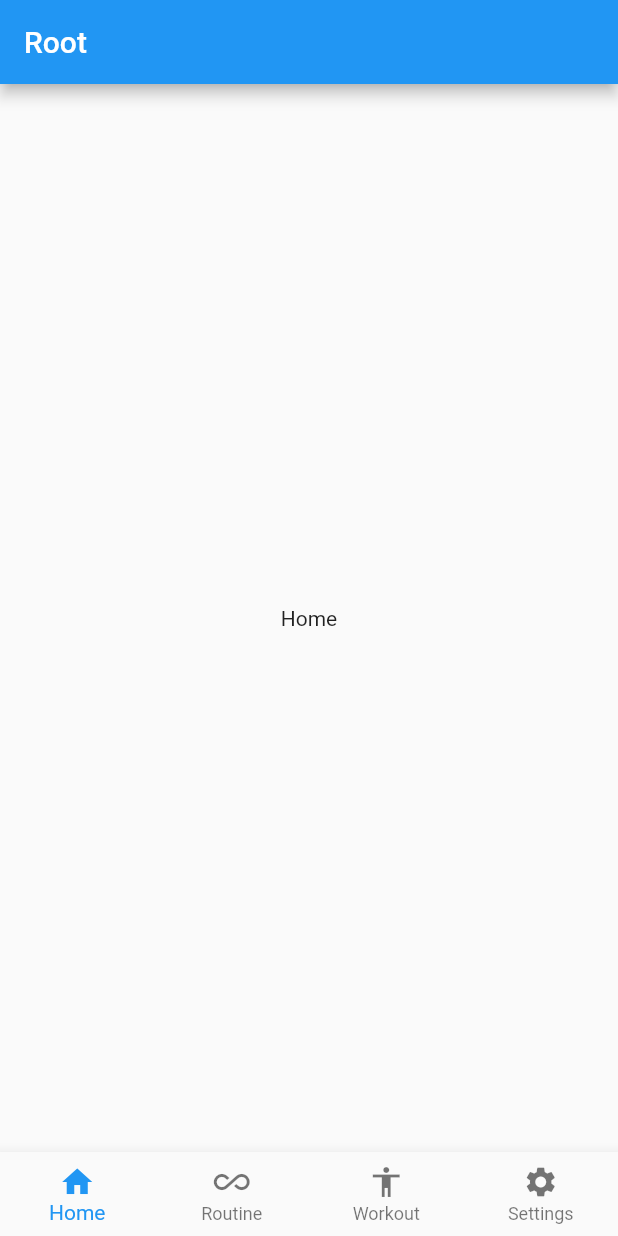
After one commit to MoonEunki/roufit, a Flutter app: the screen it shows after launch, on a phone screen of 412 x 824 dp. The commit adds this screen. Run offline on Flutter 3.47's test engine with Material 2 defaults, Android fonts, the phone set to English and light mode, and no system bars; our stand-ins replace get.

Commit message:
폴더구조 변경

```diff
--- /dev/null
+++ b/lib/src/controller/root_controller.dart
@@ -0,0 +1,11 @@
+import 'package:get/get.dart';
+
+class RootController extends GetxController {
+  RxInt rootPageIndex = 0.obs;
+  void changeRootPageIndex(int index) {
+    print(index);
+    rootPageIndex.value = index;
+  }
+  // rootPageIndex.value = index 대신
+  // rootPageIndex(index) 이렇게해도되는듯?
+}
--- /dev/null
+++ b/lib/src/pages/home/home.dart
@@ -0,0 +1,14 @@
+import 'package:flutter/material.dart';
+
+class Home extends StatelessWidget {
+  const Home({Key? key}) : super(key: key);
+
+  @override
+  Widget build(BuildContext context) {
+    return Container(
+      child: Center(
+        child: Text('Home'),
+      ),
+    );
+  }
+}
--- /dev/null
+++ b/lib/src/pages/routine/routine.dart
@@ -0,0 +1,14 @@
+import 'package:flutter/material.dart';
+
+class Routine extends StatelessWidget {
+  const Routine({Key? key}) : super(key: key);
+
+  @override
+  Widget build(BuildContext context) {
+    return Container(
+      child: Center(
+        child: Text('Routine'),
+      ),
+    );
+  }
+}
--- /dev/null
+++ b/lib/src/pages/settings/settings.dart
@@ -0,0 +1,14 @@
+import 'package:flutter/material.dart';
+
+class Settings extends StatelessWidget {
+  const Settings({Key? key}) : super(key: key);
+
+  @override
+  Widget build(BuildContext context) {
+    return Container(
+      child: Center(
+        child: Text('Settings'),
+      ),
+    );
+  }
+}
--- /dev/null
+++ b/lib/src/pages/workout/workout.dart
@@ -0,0 +1,14 @@
+import 'package:flutter/material.dart';
+
+class Workout extends StatelessWidget {
+  const Workout({Key? key}) : super(key: key);
+
+  @override
+  Widget build(BuildContext context) {
+    return Container(
+      child: Center(
+        child: Text('Workout'),
+      ),
+    );
+  }
+}
--- /dev/null
+++ b/lib/src/root.dart
@@ -0,0 +1,76 @@
+import 'package:flutter/material.dart';
+import 'package:get/get_state_manager/get_state_manager.dart';
+import 'package:roufit/src/controller/root_controller.dart';
+import 'package:roufit/src/pages/home/home.dart';
+import 'package:roufit/src/pages/routine/routine.dart';
+import 'package:roufit/src/pages/workout/workout.dart';
+import 'package:roufit/src/pages/settings/settings.dart';
+
+class Root extends GetView<RootController> {
+  const Root({Key? key}) : super(key: key);
+
+  @override
+  Widget build(BuildContext context) {
+    return Obx(
+      () => Scaffold(
+        appBar: AppBar(title: Text('Root')),
+        body: IndexedStack(
+          index: controller.rootPageIndex.value,
+          children: const [
+            Home(),
+            Routine(),
+            Workout(),
+            Settings(),
+          ],
+        ),
+        bottomNavigationBar: BottomNavigationBar(
+          currentIndex: controller.rootPageIndex.value,
+          type: BottomNavigationBarType.fixed,
+          selectedItemColor: Colors.blue[500],
+          onTap: controller.changeRootPageIndex,
+          items: const [
+            BottomNavigationBarItem(
+              icon: Icon(Icons.home),
+              label: 'Home',
+            ),
+            BottomNavigationBarItem(
+              icon: Icon(Icons.all_inclusive),
+              label: 'Routine',
+            ),
+            BottomNavigationBarItem(
+              icon: Icon(Icons.accessibility),
+              label: 'Workout',
+            ),
+            BottomNavigationBarItem(
+              icon: Icon(Icons.settings),
+              label: 'Settings',
+            ),
+          ],
+        ),
+      ),
+    );
+  }
+}
+
+// bottomNavigationBar: Obx(
+//   () => BottomNavigationBar(
+//     type: BottomNavigationBarType.fixed,
+//     items: const [
+//       BottomNavigationBarItem(
+//         icon: Icon(Icons.home),
+//         label: 'Home',
+//       ),
+//       BottomNavigationBarItem(
+//         icon: Icon(Icons.all_inclusive),
+//         label: 'Routine',
+//       ),
+//       BottomNavigationBarItem(
+//         icon: Icon(Icons.accessibility),
+//         label: 'Workout',
+//       ),
+//       BottomNavigationBarItem(
+//         icon: Icon(Icons.settings),
+//         label: 'Settings',
+//       ),
+//     ],
+//   ),
```
Also changed, not shown: lib/main.dart (+36 -103 lines).
